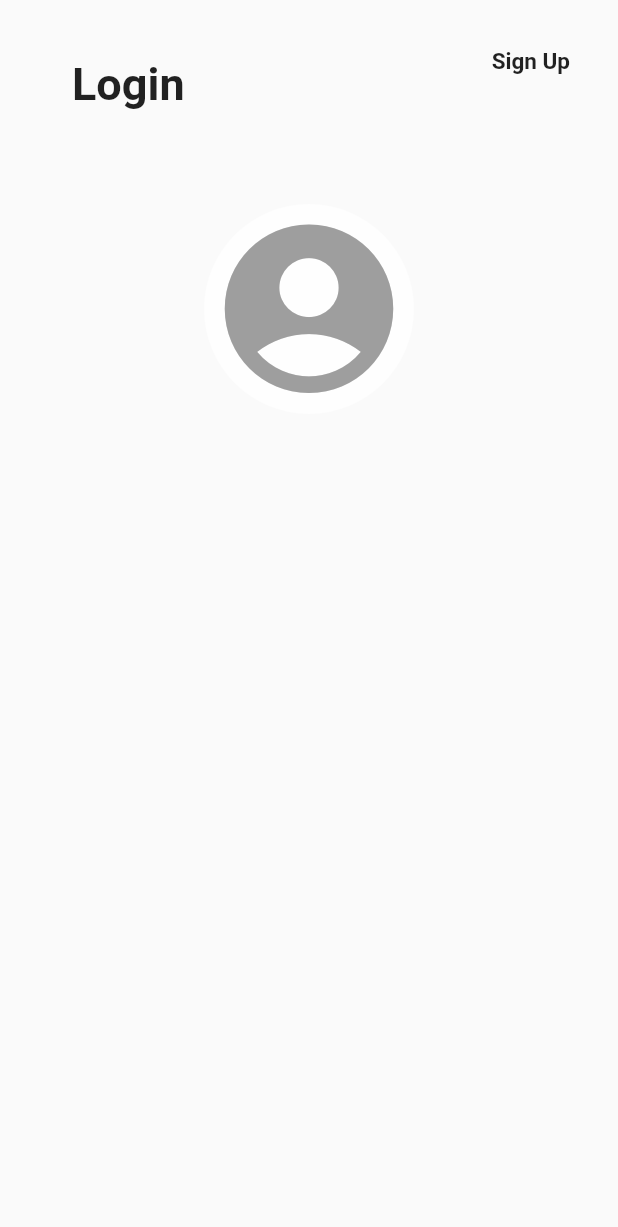
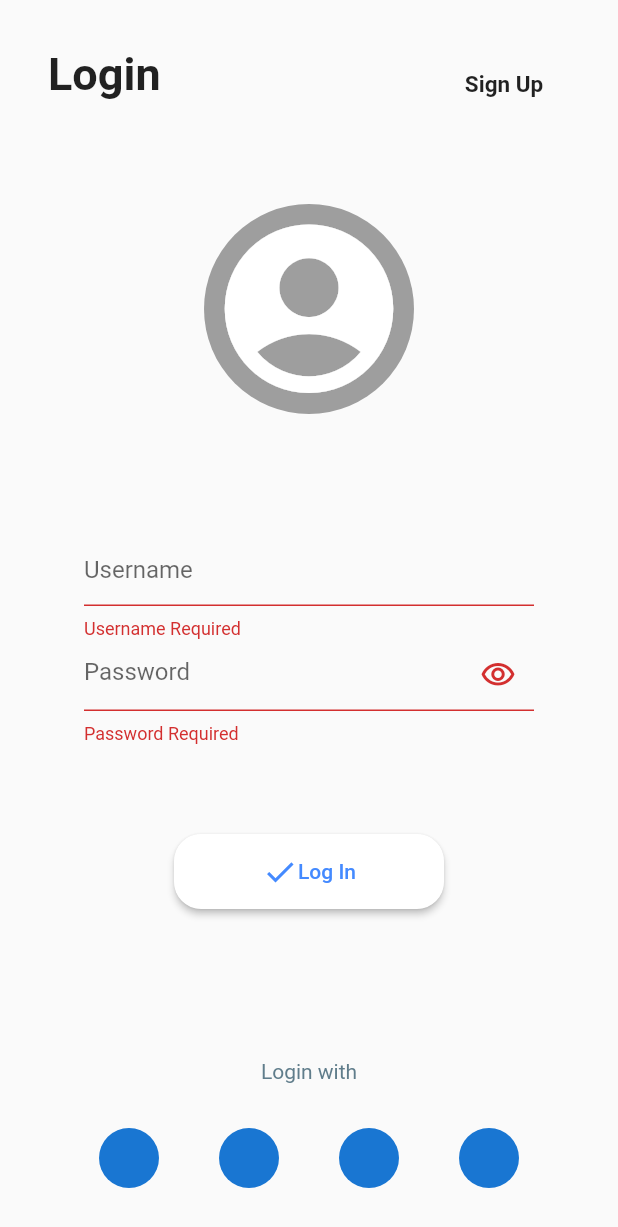
Before and after one commit to Princeigwe/Flutter-Login-UI, a Flutter app: the screen it shows after launch, on a phone screen of 412 x 824 dp. Shown: the top 1227 px of the screen. Run offline on Flutter 3.47's test engine with Material 2 defaults, Android fonts, the phone set to English and light mode, and no system bars.

Commit message:
added a few blocks of code

```diff
--- a/lib/pages/home.dart
+++ b/lib/pages/home.dart
@@ -1,4 +1,3 @@
-
 import 'package:flutter/material.dart';
 import 'package:login_ui/pages/signup.dart';
 
@@ -9,14 +8,35 @@ class Home extends StatefulWidget {
 }
 
 class _HomeState extends State<Home> {
+  //initiating Login class using the formstatekey
+  final GlobalKey<FormState> _formStateKey = GlobalKey<FormState>();
+
+  Login _login = Login();
+
+  // creating validating username method
+  String _validateusername(String value) {
+    return value.isEmpty ? "Username Required" : null;
+  }
+
+  //creating validating password method
+  String _validatepassword(String value) {
+    return value.isEmpty ? "Password Required" : null;
+  }
+
+  //creating submit order to check if all fields are valid
+  // if the formstatekey login class is validated, save
+  void _submitOrder() {
+    if (_formStateKey.currentState.validate()) {
+      _formStateKey.currentState.save();
+    }
+  }
 
   void _opensignup({BuildContext context, bool fullScreenDialog = false}) {
     Navigator.push(
         context,
         MaterialPageRoute(
             fullscreenDialog: fullScreenDialog,
-        builder: (context) => SignUp())
-    );
+            builder: (context) => SignUp()));
   }
 
   @override
@@ -37,17 +57,11 @@ class _HomeState extends State<Home> {
                     children: [
                       Padding(
                           padding: EdgeInsets.all(16.0),
-                        child: FlatButton(onPressed: () => _opensignup(
-                          context: context,
-                          fullScreenDialog: true
-                        ),
                           child: Text(
                           "Login",
                           style: TextStyle(
-                            fontSize: 30.0,
-                            fontWeight: FontWeight.bold,
+                              fontSize: 30.0, fontWeight: FontWeight.bold),
                         ),
-                        ),)
                           )
                     ],
                   ),
@@ -55,12 +69,17 @@ class _HomeState extends State<Home> {
                     children: [
                       Padding(
                         padding: EdgeInsets.all(16.0),
+                        child: FlatButton(
+                            onPressed: () => _opensignup(
+                                context: context, fullScreenDialog: true),
                             child: Text(
                               "Sign Up",
                               style: TextStyle(
                                 fontSize: 15.0,
-                              fontWeight: FontWeight.bold),
+                                fontWeight: FontWeight.bold,
                               ),
+                            ),
+                          )
                       )
                     ],
                   )
@@ -73,15 +92,90 @@ class _HomeState extends State<Home> {
                     padding: EdgeInsets.all(40.0),
                     child: CircleAvatar(
                       radius: 70.0,
-                      backgroundColor: Colors.white70,
-                      child: Icon(
-                          Icons.account_circle,
-                          size: 135.0,
-                          color: Colors.grey
-                        ),
+                      backgroundColor: Colors.grey,
+                      child: Icon(Icons.account_circle,
+                          size: 135.0, color: Colors.white),
                     ),
                   )
                 ],
+              ),
+              Container(
+                child: Form(
+                  key: _formStateKey,
+                  autovalidateMode: AutovalidateMode.always,
+                  child: Padding(
+                    padding: EdgeInsets.all(40.0),
+                    child: Column(
+                      children: [
+                        TextFormField(
+                          decoration: InputDecoration(
+                            hintText: 'Username'
+                          ),
+                          validator: (value) => _validateusername(value),
+                          onSaved: (value) => Login().username = value,
+                        ),
+                        TextFormField(
+                          decoration: InputDecoration(
+                            hintText: 'Password',
+                            suffixIcon: Icon(Icons.visibility_outlined)
+                          ),
+                          validator: (value) => _validatepassword(value),
+                          onSaved: (value) => Login().password = value,
+                        ),
+                        //Divider(height: 32.0,),
+                        Padding(
+                          padding: EdgeInsets.all(60.0),
+                            // overriding raised button height and width with button theme
+                            child: ButtonTheme(
+                              minWidth: 100.0,
+                              height: 50.0,
+                              child: RaisedButton(
+                                shape: RoundedRectangleBorder(borderRadius: BorderRadius.circular(18.0)),
+
+                                color: Colors.white,
+                                onPressed: () => _submitOrder(),
+                                child: Row(
+                                  mainAxisAlignment: MainAxisAlignment.center,
+                                  crossAxisAlignment: CrossAxisAlignment.center,
+                                  children: [
+                                    Icon(Icons.check, color: Colors.blueAccent,),
+                                    Text(
+                                      'Log In',
+                                      style: TextStyle(color: Colors.blueAccent),
+                                    )
+                                  ],
+                                ),
+                              ) ,
+                            )
+                        )
+                      ],
+                    ),
+                  )
+                ),
+              ),
+              Row(
+                mainAxisAlignment: MainAxisAlignment.center,
+                children: [
+                  Text(
+                    "Login with",
+                    style: TextStyle(
+                      color: Colors.blueGrey
+                    ),
+                  )
+                ],
+              ),
+              Padding(
+                padding: EdgeInsets.all(30.0),
+                child: Row(
+                  mainAxisAlignment: MainAxisAlignment.spaceAround,
+                  mainAxisSize: MainAxisSize.max,
+                  children: [
+                    CircleAvatar(),
+                    CircleAvatar(),
+                    CircleAvatar(),
+                    CircleAvatar(),
+                  ],
+              ),
               )
             ],
           ),
@@ -90,3 +184,8 @@ class _HomeState extends State<Home> {
     );
   }
 }
+
+class Login {
+  String username;
+  String password;
+}
--- a/pubspec.yaml
+++ b/pubspec.yaml
@@ -45,7 +45,8 @@ flutter:
   uses-material-design: true
 
   # To add assets to your application, add an assets section, like this:
-  # assets:
+  assets:
+    - assets/images/
   #   - images/a_dot_burr.jpeg
   #   - images/a_dot_ham.jpeg
 
```
Lines whose indentation alone changed are shown as unchanged.
